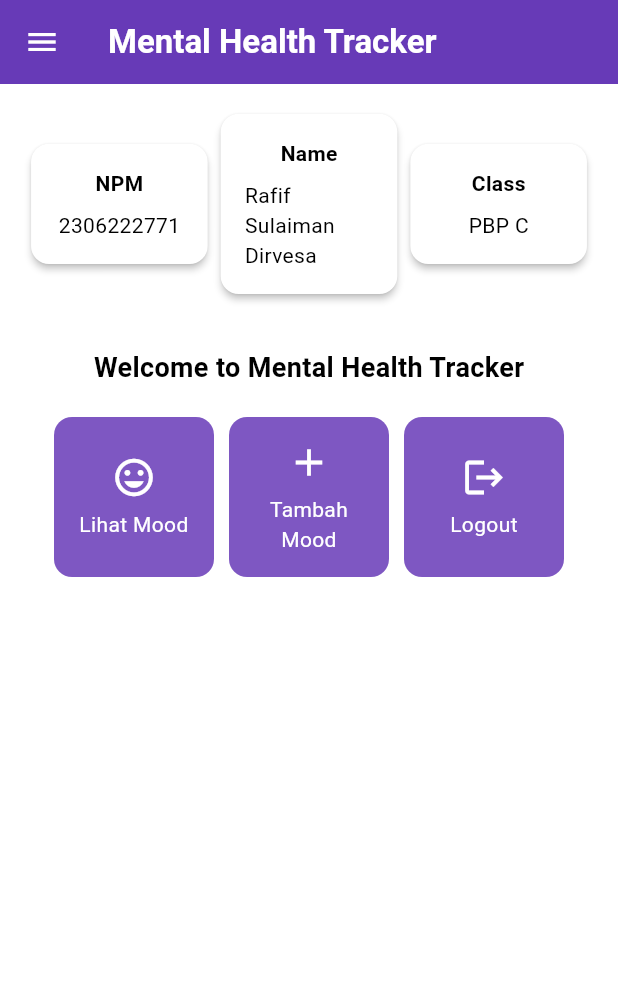
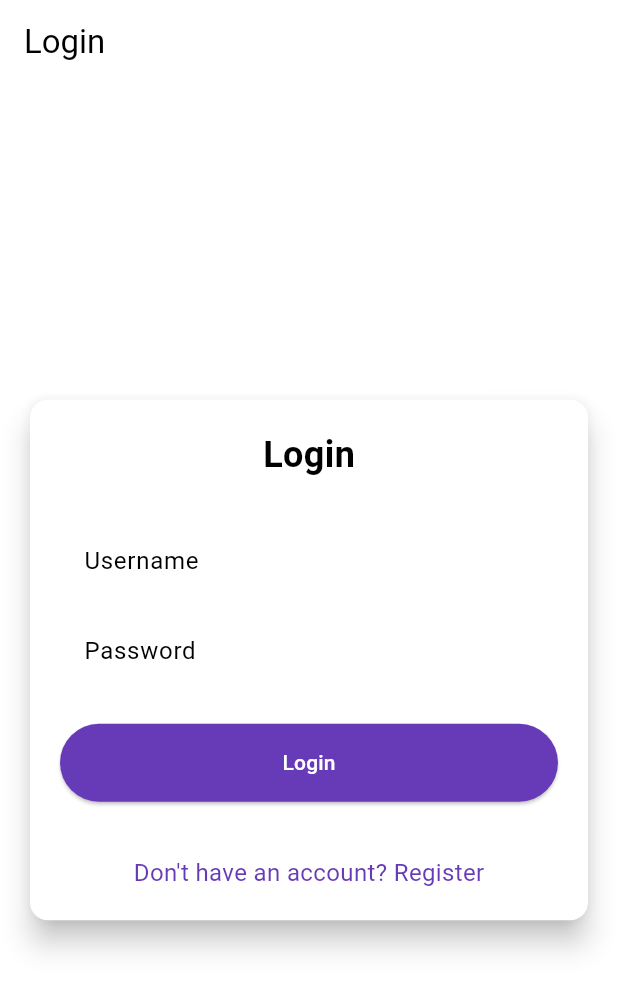
Before and after one commit to rafifsulaiman/mental-health-tracker-mobile, a Flutter app: the screen it shows after launch, on a phone screen of 412 x 824 dp. Shown: the top 991 px of the screen. Run offline on Flutter 3.47's test engine with Material 3 defaults, Android fonts, the phone set to English and light mode, and no system bars; missing offline and left inert: pbp_django_auth.

Commit message:
tutorial 8

```diff
--- a/lib/main.dart
+++ b/lib/main.dart
@@ -1,5 +1,7 @@
 import 'package:flutter/material.dart';
-import 'package:mental_health_tracker/screens/menu.dart';
+import 'package:mental_health_tracker/screens/login.dart';
+import 'package:pbp_django_auth/pbp_django_auth.dart';
+import 'package:provider/provider.dart';
 
 void main() {
   runApp(const MyApp());
@@ -8,32 +10,23 @@ void main() {
 class MyApp extends StatelessWidget {
   const MyApp({super.key});
 
-  // This widget is the root of your application.
   @override
   Widget build(BuildContext context) {
-    return MaterialApp(
-      title: 'Flutter Demo',
-      theme: ThemeData(
-        // This is the theme of your application.
-        //
-        // TRY THIS: Try running your application with "flutter run". You'll see
-        // the application has a purple toolbar. Then, without quitting the app,
-        // try changing the seedColor in the colorScheme below to Colors.green
-        // and then invoke "hot reload" (save your changes or press the "hot
-        // reload" button in a Flutter-supported IDE, or press "r" if you used
-        // the command line to start the app).
-        //
-        // Notice that the counter didn't reset back to zero; the application
-        // state is not lost during the reload. To reset the state, use hot
-        // restart instead.
-        //
-        // This works for code too, not just values: Most code changes can be
-        // tested with just a hot reload.
-        colorScheme: ColorScheme.fromSwatch(
-              primarySwatch: Colors.deepPurple,
-        ).copyWith(secondary: Colors.deepPurple[400]),
+    return Provider(
+      create: (_) {
+        CookieRequest request = CookieRequest();
+        return request;
+      },
+      child: MaterialApp(
+        title: 'Mental Health Tracker',
+        theme: ThemeData(
+          useMaterial3: true,
+          colorScheme: ColorScheme.fromSwatch(
+            primarySwatch: Colors.deepPurple,
+          ).copyWith(secondary: Colors.deepPurple[400]),
+        ),
+        home: const LoginPage(),
       ),
-      home: MyHomePage(),
     );
   }
 }
--- /dev/null
+++ b/lib/screens/login.dart
@@ -0,0 +1,181 @@
+import 'package:mental_health_tracker/screens/menu.dart';
+import 'package:flutter/material.dart';
+import 'package:mental_health_tracker/screens/register.dart';
+import 'package:pbp_django_auth/pbp_django_auth.dart';
+import 'package:provider/provider.dart';
+
+void main() {
+  runApp(const LoginApp());
+}
+
+class LoginApp extends StatelessWidget {
+  const LoginApp({super.key});
+
+  @override
+  Widget build(BuildContext context) {
+    return MaterialApp(
+      title: 'Login',
+      theme: ThemeData(
+        useMaterial3: true,
+        colorScheme: ColorScheme.fromSwatch(
+          primarySwatch: Colors.deepPurple,
+        ).copyWith(secondary: Colors.deepPurple[400]),
+      ),
+      home: const LoginPage(),
+    );
+  }
+}
+
+class LoginPage extends StatefulWidget {
+  const LoginPage({super.key});
+
+  @override
+  State<LoginPage> createState() => _LoginPageState();
+}
+
+class _LoginPageState extends State<LoginPage> {
+  final TextEditingController _usernameController = TextEditingController();
+  final TextEditingController _passwordController = TextEditingController();
+
+  @override
+  Widget build(BuildContext context) {
+    final request = context.watch<CookieRequest>();
+
+    return Scaffold(
+      appBar: AppBar(
+        title: const Text('Login'),
+      ),
+      body: Center(
+        child: SingleChildScrollView(
+          padding: const EdgeInsets.all(16.0),
+          child: Card(
+            elevation: 8,
+            shape: RoundedRectangleBorder(
+              borderRadius: BorderRadius.circular(12.0),
+            ),
+            child: Padding(
+              padding: const EdgeInsets.all(20.0),
+              child: Column(
+                mainAxisSize: MainAxisSize.min,
+                children: [
+                  const Text(
+                    'Login',
+                    style: TextStyle(
+                      fontSize: 24.0,
+                      fontWeight: FontWeight.bold,
+                    ),
+                  ),
+                  const SizedBox(height: 30.0),
+                  TextField(
+                    controller: _usernameController,
+                    decoration: const InputDecoration(
+                      labelText: 'Username',
+                      hintText: 'Enter your username',
+                      border: OutlineInputBorder(
+                        borderRadius: BorderRadius.all(Radius.circular(12.0)),
+                      ),
+                      contentPadding:
+                          EdgeInsets.symmetric(horizontal: 12.0, vertical: 8.0),
+                    ),
+                  ),
+                  const SizedBox(height: 12.0),
+                  TextField(
+                    controller: _passwordController,
+                    decoration: const InputDecoration(
+                      labelText: 'Password',
+                      hintText: 'Enter your password',
+                      border: OutlineInputBorder(
+                        borderRadius: BorderRadius.all(Radius.circular(12.0)),
+                      ),
+                      contentPadding:
+                          EdgeInsets.symmetric(horizontal: 12.0, vertical: 8.0),
+                    ),
+                    obscureText: true,
+                  ),
+                  const SizedBox(height: 24.0),
+                  ElevatedButton(
+                    onPressed: () async {
+                      String username = _usernameController.text;
+                      String password = _passwordController.text;
+
+                      // Cek kredensial
+                      // TODO: Ganti URL dan jangan lupa tambahkan trailing slash (/) di akhir URL!
+                      // Untuk menyambungkan Android emulator dengan Django pada localhost,
+                      // gunakan URL http://10.0.2.2/
+                      final response = await request
+                          .login("http://127.0.0.1:8000/auth/login/", {
+                        'username': username,
+                        'password': password,
+                      });
+
+                      if (request.loggedIn) {
+                        String message = response['message'];
+                        String uname = response['username'];
+                        if (context.mounted) {
+                          Navigator.pushReplacement(
+                            context,
+                            MaterialPageRoute(
+                                builder: (context) => MyHomePage()),
+                          );
+                          ScaffoldMessenger.of(context)
+                            ..hideCurrentSnackBar()
+                            ..showSnackBar(
+                              SnackBar(
+                                  content:
+                                      Text("$message Selamat datang, $uname.")),
+                            );
+                        }
+                      } else {
+                        if (context.mounted) {
+                          showDialog(
+                            context: context,
+                            builder: (context) => AlertDialog(
+                              title: const Text('Login Gagal'),
+                              content: Text(response['message']),
+                              actions: [
+                                TextButton(
+                                  child: const Text('OK'),
+                                  onPressed: () {
+                                    Navigator.pop(context);
+                                  },
+                                ),
+                              ],
+                            ),
+                          );
+                        }
+                      }
+                    },
+                    style: ElevatedButton.styleFrom(
+                      foregroundColor: Colors.white,
+                      minimumSize: Size(double.infinity, 50),
+                      backgroundColor: Theme.of(context).colorScheme.primary,
+                      padding: const EdgeInsets.symmetric(vertical: 16.0),
+                    ),
+                    child: const Text('Login'),
+                  ),
+                  const SizedBox(height: 36.0),
+                  GestureDetector(
+                    onTap: () {
+                      Navigator.push(
+                        context,
+                        MaterialPageRoute(
+                            builder: (context) => const RegisterPage()),
+                      );
+                    },
+                    child: Text(
+                      'Don\'t have an account? Register',
+                      style: TextStyle(
+                        color: Theme.of(context).colorScheme.primary,
+                        fontSize: 16.0,
+                      ),
+                    ),
+                  ),
+                ],
+              ),
+            ),
+          ),
+        ),
+      ),
+    );
+  }
+}
--- a/pubspec.yaml
+++ b/pubspec.yaml
@@ -35,6 +35,9 @@ dependencies:
   # The following adds the Cupertino Icons font to your application.
   # Use with the CupertinoIcons class for iOS style icons.
   cupertino_icons: ^1.0.8
+  provider: ^6.1.2
+  pbp_django_auth: ^0.4.0
+  http: ^1.2.2
 
 dev_dependencies:
   flutter_test:
```
Also changed, not shown: lib/models/mood_entry.dart (added, +61 -0 lines), lib/screens/list_moodentry.dart (added, +90 -0 lines), lib/screens/moodentry_form.dart (+39 -30 lines), lib/screens/register.dart (added, +166 -0 lines), lib/widgets/left_drawer.dart (+12 -0 lines), lib/widgets/mood_card.dart (+37 -1 lines), pubspec.lock, 2 other files.
